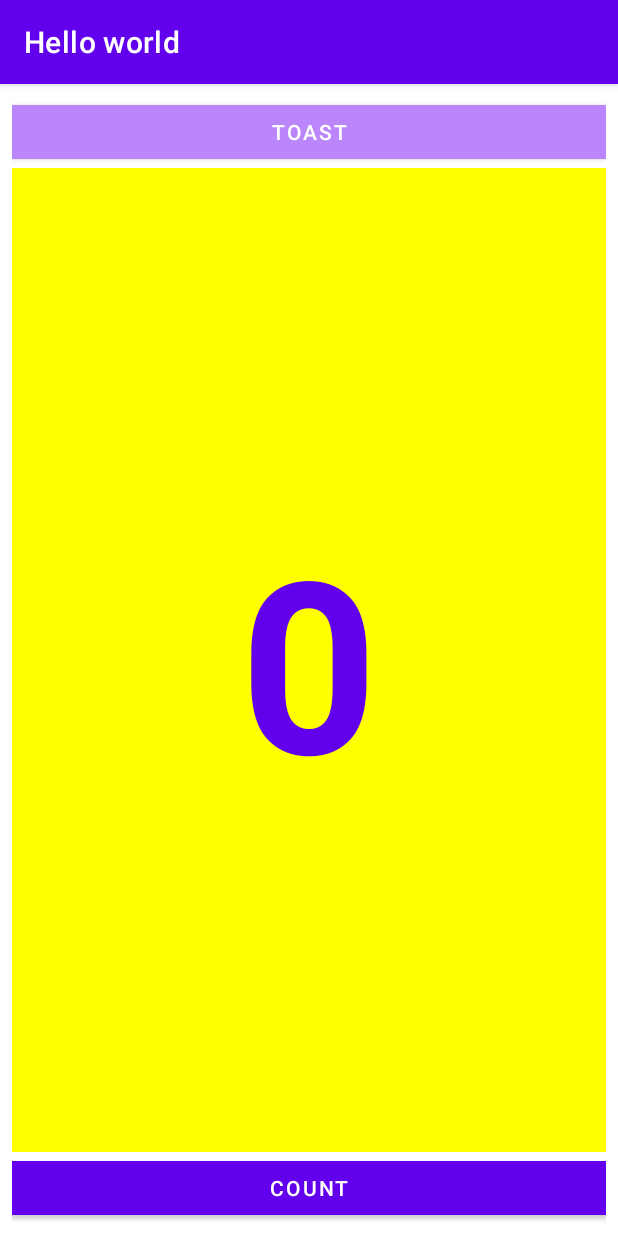
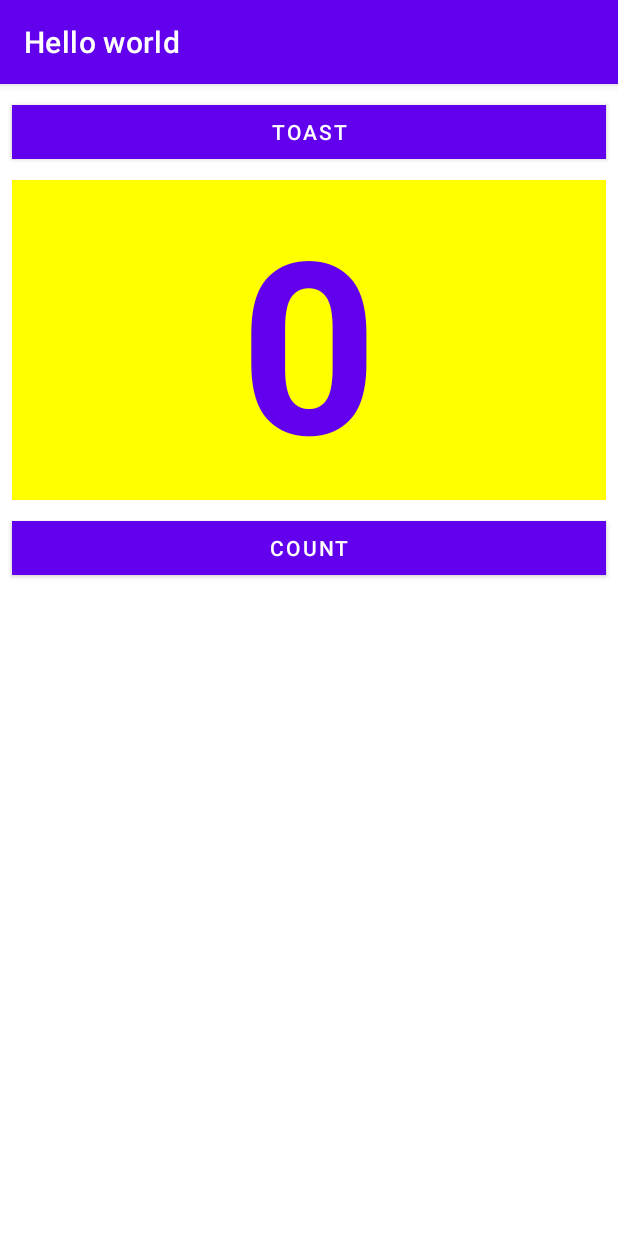
Before and after one commit to GoogelSecond/1-2_homework, an Android app: the screen it shows after launch (MainActivity), on a phone screen of 412 x 824 dp. Run offline under Robolectric (Android 15) with nearby library versions, the phone set to English and light mode, and no system bars.

Commit message:
change linear layout to realative

```diff
--- a/app/src/main/res/layout/activity_main.xml
+++ b/app/src/main/res/layout/activity_main.xml
@@ -1,18 +1,19 @@
 <?xml version="1.0" encoding="utf-8"?>
-<androidx.appcompat.widget.LinearLayoutCompat xmlns:android="http://schemas.android.com/apk/res/android"
+<RelativeLayout xmlns:android="http://schemas.android.com/apk/res/android"
     xmlns:app="http://schemas.android.com/apk/res-auto"
     xmlns:tools="http://schemas.android.com/tools"
     android:layout_width="match_parent"
     android:layout_height="match_parent"
     android:orientation="vertical"
-    android:padding="8dp"
     tools:context=".MainActivity">
 
     <Button
         android:id="@+id/button_toast"
         android:layout_width="match_parent"
         android:layout_height="wrap_content"
-        android:backgroundTint="@color/purple_200"
+        android:layout_marginStart="8dp"
+        android:layout_marginTop="8dp"
+        android:layout_marginEnd="8dp"
         android:onClick="showToast"
         android:text="@string/button_label_toast"
         android:textColor="@color/white"
@@ -22,10 +23,17 @@
         android:id="@+id/show_count"
         android:layout_width="match_parent"
         android:layout_height="wrap_content"
-        android:layout_weight="1"
+        android:layout_below="@id/button_toast"
+        android:layout_alignParentStart="true"
+        android:layout_alignParentLeft="true"
+        android:layout_marginStart="8dp"
+        android:layout_marginTop="8dp"
+        android:layout_marginEnd="8dp"
+        android:layout_marginBottom="8dp"
         android:background="#FFFF00"
-        android:gravity="center"
+        android:gravity="center_horizontal"
         android:text="@string/count_initial_value"
+        android:textAlignment="center"
         android:textColor="@color/purple_500"
         android:textSize="160sp"
         android:textStyle="bold" />
@@ -34,10 +42,14 @@
         android:id="@+id/button_count"
         android:layout_width="match_parent"
         android:layout_height="wrap_content"
+        android:layout_below="@id/show_count"
+        android:layout_centerHorizontal="true"
+        android:layout_marginStart="8dp"
+        android:layout_marginEnd="8dp"
+        android:layout_marginBottom="8dp"
         android:onClick="countUp"
         android:text="@string/button_label_count"
         android:textColor="@color/white"
         app:cornerRadius="0dp" />
 
-
-</androidx.appcompat.widget.LinearLayoutCompat>
+</RelativeLayout>
```
